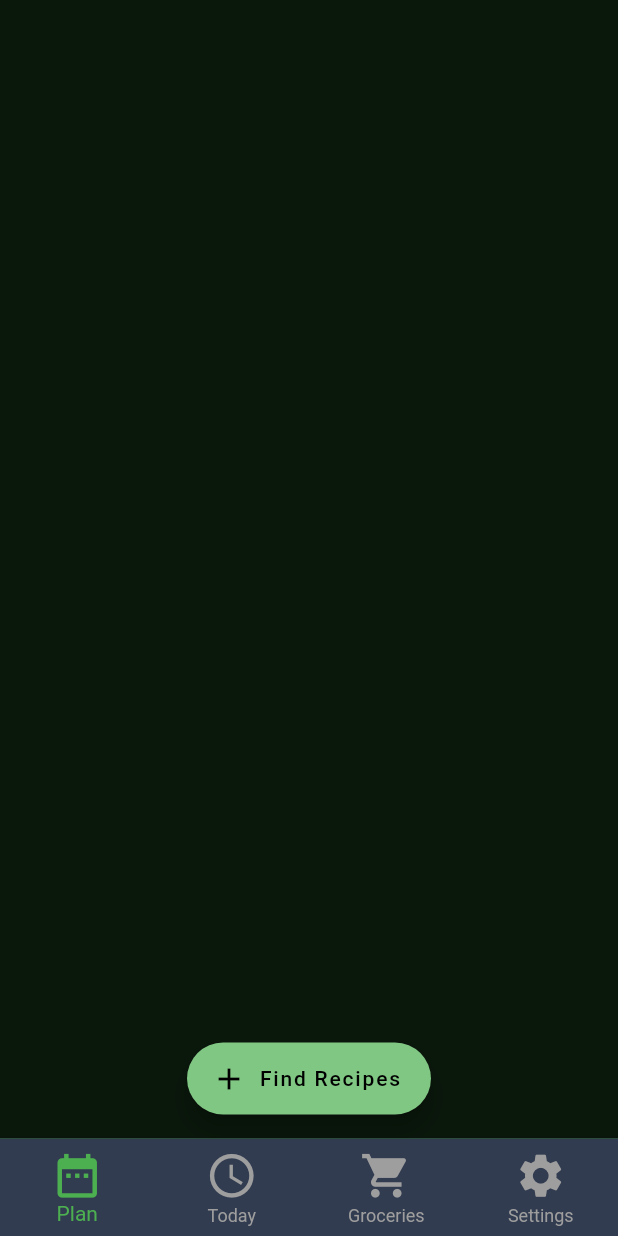
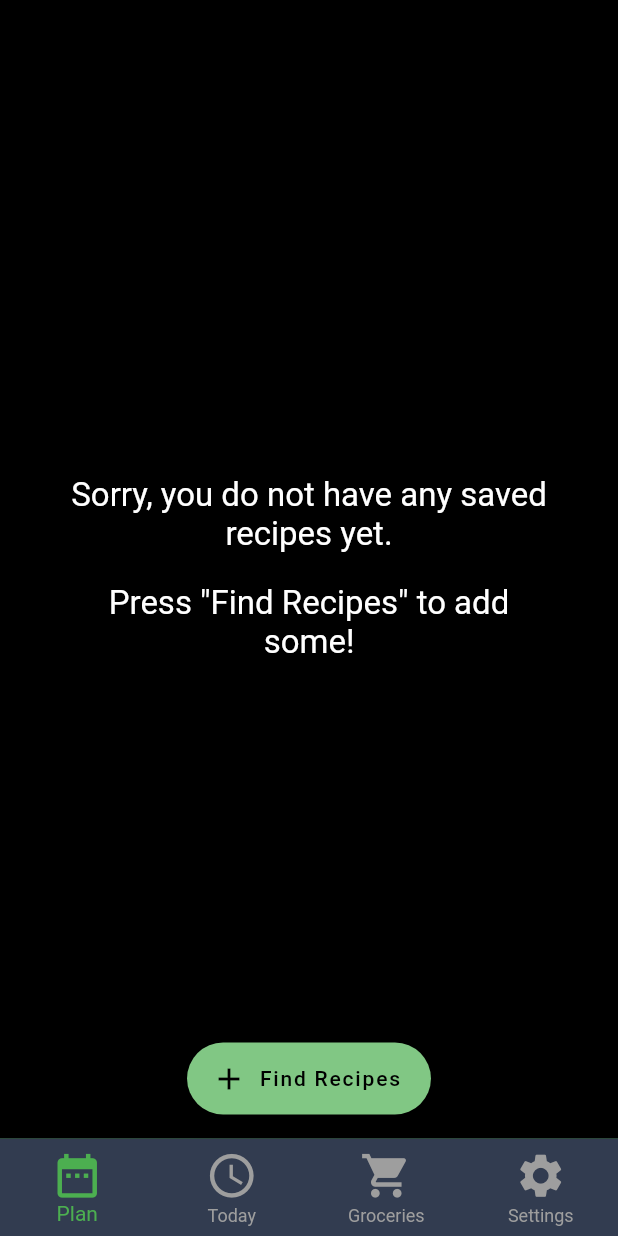
Before and after one commit to christopherlam888/recipe-ready-frontend, a Flutter app: the screen it shows after launch, on a phone screen of 412 x 824 dp. Run offline on Flutter 3.47's test engine with Material 2 defaults, Android fonts, the light colour scheme and no system bars; drawn by our look-alikes of grouped_list; our stand-ins replace cached_network_image, flutter_slidable; missing offline and left inert: dart:ffi.

Commit message:
plan: Add help text

```diff
--- a/lib/plan.dart
+++ b/lib/plan.dart
@@ -15,8 +15,66 @@ class Plan extends StatefulWidget {
 class _PlanState extends State<Plan> {
   @override
   Widget build(BuildContext context) {
+    if (Provider.of<StateTracker>(context, listen: false).recipes.length == 0) {
       return Scaffold(
-      backgroundColor: Provider.of<StateTracker>(context, listen: true).darkMode
+        backgroundColor:
+            Provider.of<StateTracker>(context, listen: false).darkMode
+                ? Colors.black
+                : Colors.white,
+        body: Padding(
+          padding: const EdgeInsets.all(40.0),
+          child: Column(
+            mainAxisAlignment: MainAxisAlignment.center,
+            crossAxisAlignment: CrossAxisAlignment.stretch,
+            children: [
+              Text(
+                "Sorry, you do not have any saved recipes yet.",
+                textAlign: TextAlign.center,
+                style: TextStyle(
+                  fontSize: 22,
+                  color:
+                      Provider.of<StateTracker>(context, listen: false).darkMode
+                          ? Colors.white
+                          : Colors.black,
+                ),
+              ),
+              SizedBox(height: 20.0),
+              Text(
+                "Press \"Find Recipes\" to add some!",
+                textAlign: TextAlign.center,
+                style: TextStyle(
+                  fontSize: 22,
+                  color:
+                      Provider.of<StateTracker>(context, listen: false).darkMode
+                          ? Colors.white
+                          : Colors.black,
+                ),
+              ),
+            ],
+          ),
+        ),
+        floatingActionButton: FloatingActionButton.extended(
+            onPressed: () {
+              Provider.of<StateTracker>(context, listen: false)
+                  .fetchMoreRecipes();
+            },
+            backgroundColor: Colors.green.shade300,
+            icon: Icon(
+              Icons.add,
+              color: Colors.black,
+            ),
+            label: Text(
+              "Find Recipes",
+              style: TextStyle(
+                color: Colors.black,
+              ),
+            )),
+        floatingActionButtonLocation: FloatingActionButtonLocation.centerFloat,
+      );
+    } else {
+      return Scaffold(
+        backgroundColor:
+            Provider.of<StateTracker>(context, listen: true).darkMode
                 ? Colors.black87
                 : Colors.white,
         body: Padding(
@@ -26,7 +84,8 @@ class _PlanState extends State<Plan> {
               elements: state.recipes,
               groupBy: (element) => DateFormat.yMMMd().format(element.date),
               groupComparator: (value1, value2) => value2.compareTo(value1),
-            itemComparator: (item1, item2) => item1.name.compareTo(item2.name),
+              itemComparator: (item1, item2) =>
+                  item1.name.compareTo(item2.name),
               order: GroupedListOrder.DESC,
               // useStickyGroupSeparators: true,
               groupSeparatorBuilder: (String value) => Padding(
@@ -61,8 +120,8 @@ class _PlanState extends State<Plan> {
                   ],
                   child: Card(
                     elevation: 8.0,
-                  margin:
-                      new EdgeInsets.symmetric(horizontal: 10.0, vertical: 4.0),
+                    margin: new EdgeInsets.symmetric(
+                        horizontal: 10.0, vertical: 4.0),
                     child: Container(
                       decoration: BoxDecoration(
                         image: DecorationImage(
@@ -118,3 +177,4 @@ class _PlanState extends State<Plan> {
       );
     }
   }
+}
```
Lines whose indentation alone changed are shown as unchanged.
